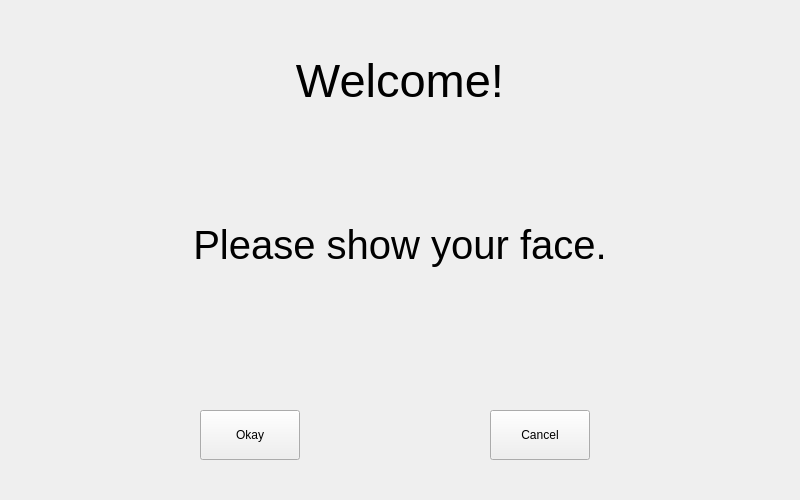
First picture: the form in Welcome_GUI.ui, repository jevrii/comp3278-face-recognition, before the edit.
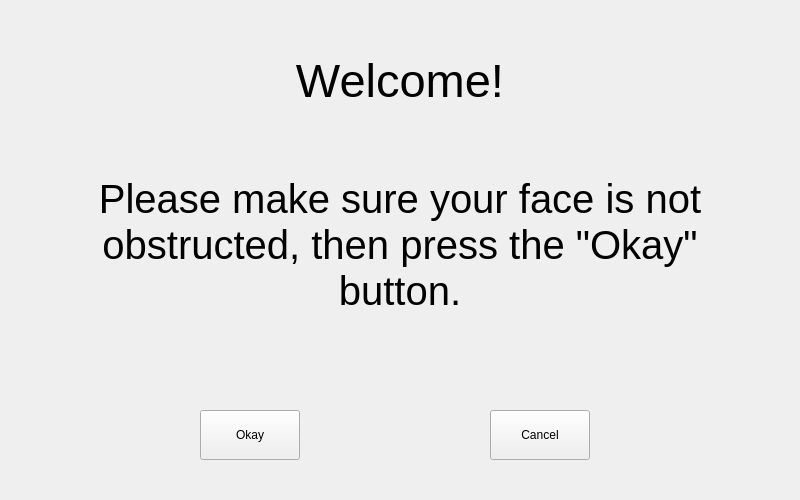
Second picture: the form after the edit.

The edit to the form file:
```diff
--- a/Welcome_GUI.ui
+++ b/Welcome_GUI.ui
@@ -75,9 +75,9 @@
   <widget class="QLabel" name="label_2">
    <property name="geometry">
     <rect>
-     <x>0</x>
+     <x>50</x>
      <y>120</y>
-     <width>800</width>
+     <width>700</width>
      <height>250</height>
     </rect>
    </property>
@@ -93,7 +93,7 @@
     </font>
    </property>
    <property name="text">
-    <string>Please show your face.</string>
+    <string>Please make sure your face is not obstructed, then press the &quot;Okay&quot; button.</string>
    </property>
    <property name="alignment">
     <set>Qt::AlignCenter</set>
```
